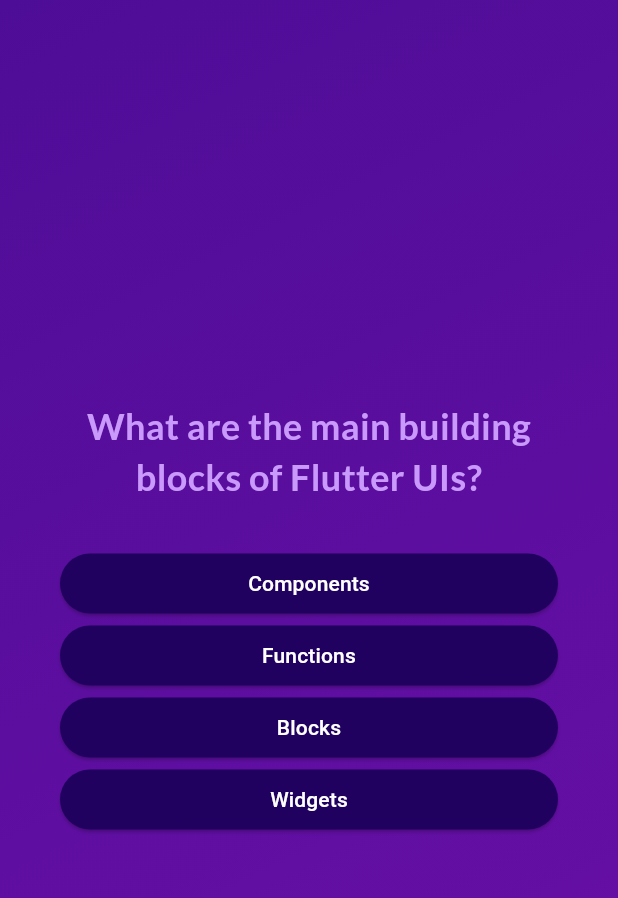
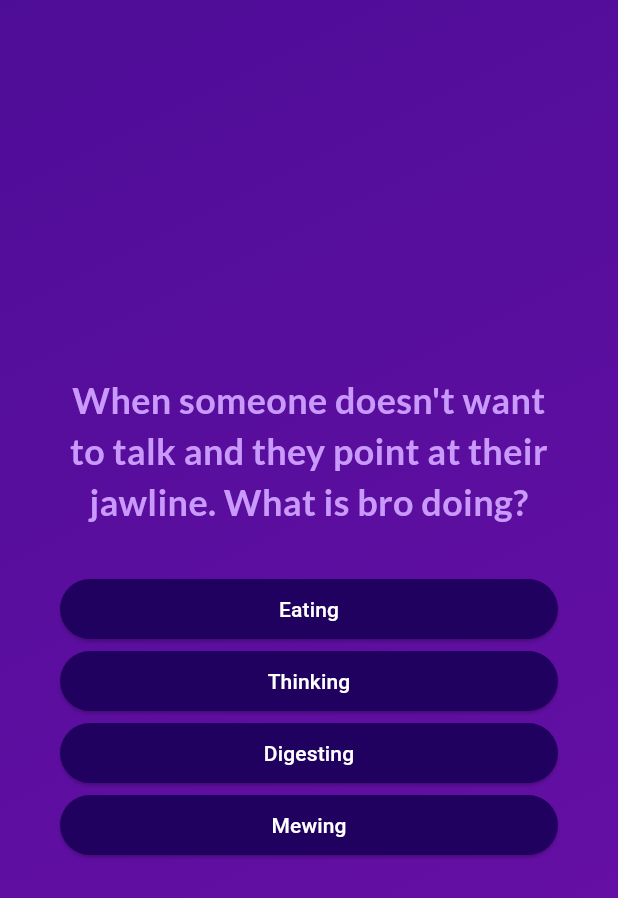
Before and after one commit to adfajo/quiz-app, a Flutter app: the screen it shows after launch, after a tap on "Start Quiz", on a phone screen of 412 x 824 dp. Shown: the top 898 px of the screen. Run offline on Flutter 3.47's test engine with Material 3 defaults, Android fonts, the phone set to English and light mode, and no system bars; our stand-ins replace google_fonts.

Commit message:
Created new questions

```diff
--- a/lib/data/questions.dart
+++ b/lib/data/questions.dart
@@ -2,93 +2,93 @@ import 'package:quiz_app/models/quiz_question.dart';
 
 const questions = [
   QuizQuestion(
-    'What are the main building blocks of Flutter UIs?',
+    'When someone doesn\'t want to talk and they point at their jawline. What is bro doing?',
     [
-      'Widgets',
-      'Components',
-      'Blocks',
-      'Functions',
+      'Mewing',
+      'Eating',
+      'Digesting',
+      'Thinking',
     ],
   ),
   QuizQuestion(
-      'How are Flutter UIs built?',
+      'Stop ... for that girl, blud',
       [
-    'By combining widgets in code',
-    'By combining widgets in a visual editor',
-    'By defining widgets in config files',
-    'By using XCode for iOS and Android Studio for Android',
+    'Simping',
+    'Tweaking',
+    'Glazing',
+    'Ghosting',
     ]
   ),
   QuizQuestion(
-    'What\'s the purpose of a StatefulWidget?',
+    'When something isn\'t very good',
     [
-      'Update UI as data changes',
-      'Update data as UI changes',
-      'Ignore data changes',
-      'Render UI that does not depend on data',
+      'Mid',
+      'Dripped',
+      'Dope',
+      'Salty',
     ],
   ),
   QuizQuestion(
-    'Which widget should you try to use more often: StatelessWidget or StatefulWidget?',
+    'That\'s why he\'s the ...',
     [
-      'StatelessWidget',
-      'StatefulWidget',
-      'Both are equally good',
-      'None of the above',
+      'GOAT',
+      'Queen',
+      'Rizzler',
+      'Karen',
     ],
   ),
   QuizQuestion(
-    'What happens if you change data in a StatelessWidget?',
+    'Where would you never want to live?',
     [
-      'The UI is not updated',
-      'The UI is updated',
-      'The closest StatefulWidget is updated',
-      'Any nested StatefulWidgets are updated',
+      'Ohio',
+      'Florida',
+      'Malmö',
+      'Oslo',
     ],
   ),
   QuizQuestion(
-    'How should you update data inside of StatefulWidgets?',
+    'When you catch your homie doing something weird or sus, what is he?',
     [
-      'By calling setState()',
-      'By calling updateData()',
-      'By calling updateUI()',
-      'By calling updateState()',
+      'Caught in 4K',
+      'Cooked',
+      'Dripped',
+      'Lit',
     ],
   ),
   QuizQuestion(
-      'What the...?',
+      'What the ...?',
       [
         'Sigma',
-        'Cat',
-        'Dog',
-        'Dog',
+        'Alpha',
+        'Beta',
+        'Frick',
       ]
   ),
   QuizQuestion(
-      'What the...?',
+      'You\'re so skibidi, you\'re so ...',
       [
-        'Sigma',
-        'Cat',
-        'Dog',
-        'Dog',
+        'Fanum tax',
+        'Beautiful',
+        'Ugly',
+        'Toilet',
       ]
   ),
   QuizQuestion(
-      'What the...?',
+      'What would you call an assertive and successful man?',
       [
+        'Alpha',
+        'Beta',
         'Sigma',
-        'Cat',
-        'Dog',
-        'Dog',
+        'Delta',
       ]
   ),
   QuizQuestion(
-      'You are so...?',
+      'When someone says something goated, what do you answer?',
       [
-        'Fanum tax',
-        'Beta',
-        'Sigma',
-        'Sigma',
+        'Bet',
+        'Erm... what the heck',
+        'No way',
+        'What is blud saying?',
       ]
   )
 ];
```
